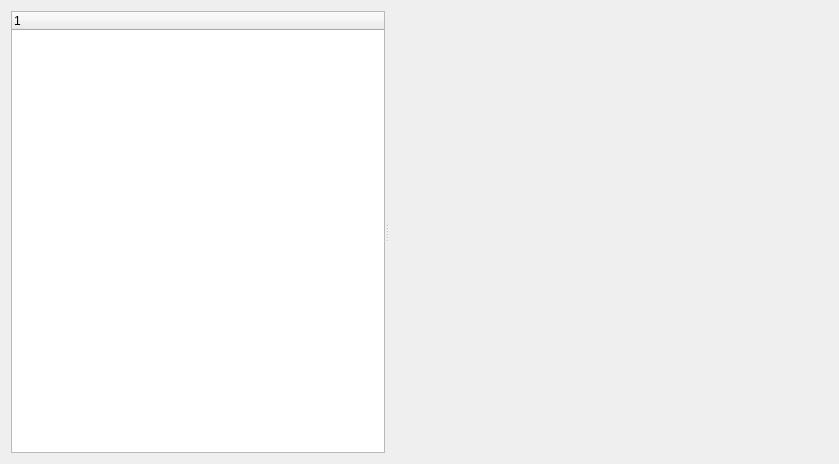
Before: the Qt Designer form ui/strategywidget.ui in asakul/nailab, drawn with Qt 5.
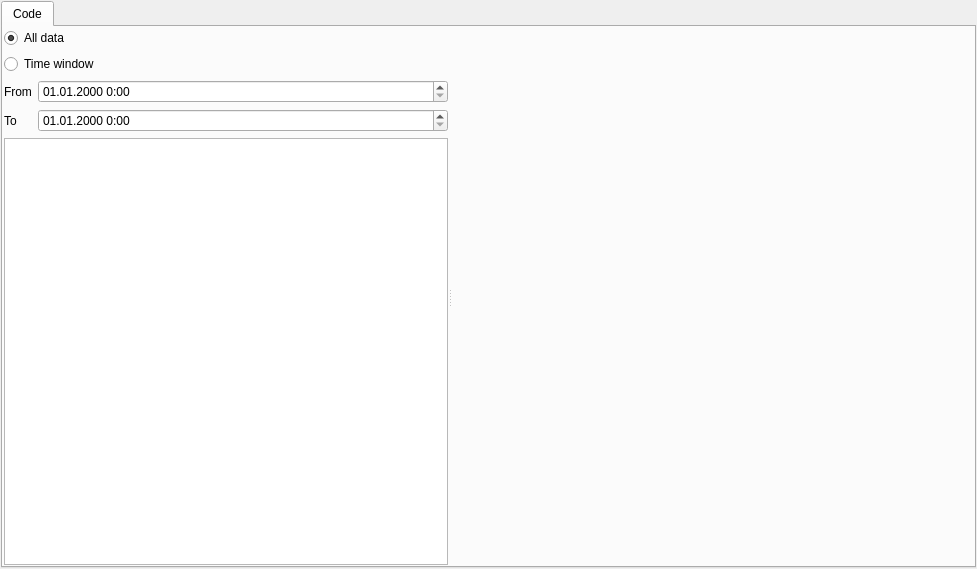
After: the same form once the commit is applied. Custom widgets are drawn as their Qt base class.

```diff
--- a/ui/strategywidget.ui
+++ b/ui/strategywidget.ui
@@ -6,38 +6,129 @@
    <rect>
     <x>0</x>
     <y>0</y>
-    <width>839</width>
-    <height>464</height>
+    <width>977</width>
+    <height>569</height>
    </rect>
   </property>
   <property name="windowTitle">
    <string>Form</string>
   </property>
+  <layout class="QGridLayout" name="gridLayout_3">
+   <property name="leftMargin">
+    <number>1</number>
+   </property>
+   <property name="topMargin">
+    <number>1</number>
+   </property>
+   <property name="rightMargin">
+    <number>1</number>
+   </property>
+   <property name="bottomMargin">
+    <number>1</number>
+   </property>
+   <item row="0" column="0">
+    <widget class="QTabWidget" name="tabs">
+     <property name="currentIndex">
+      <number>0</number>
+     </property>
+     <widget class="QWidget" name="tab">
+      <attribute name="title">
+       <string>Code</string>
+      </attribute>
   <layout class="QGridLayout" name="gridLayout">
+       <property name="leftMargin">
+        <number>1</number>
+       </property>
+       <property name="topMargin">
+        <number>1</number>
+       </property>
+       <property name="rightMargin">
+        <number>1</number>
+       </property>
+       <property name="bottomMargin">
+        <number>1</number>
+       </property>
    <item row="0" column="0">
     <widget class="QSplitter" name="splitter">
-     <property name="sizePolicy">
-      <sizepolicy hsizetype="Expanding" vsizetype="Preferred">
-       <horstretch>0</horstretch>
-       <verstretch>0</verstretch>
-      </sizepolicy>
-     </property>
      <property name="orientation">
       <enum>Qt::Horizontal</enum>
      </property>
-     <widget class="QTreeWidget" name="treeWidget">
+         <widget class="QWidget" name="gridLayoutWidget">
+          <layout class="QGridLayout" name="gridLayout_2">
+           <item row="3" column="1">
+            <widget class="QDateTimeEdit" name="dte_to">
+             <property name="displayFormat">
+              <string>dd.MM.yyyy H:mm</string>
+             </property>
+            </widget>
+           </item>
+           <item row="2" column="1">
+            <widget class="QDateTimeEdit" name="dte_from">
+             <property name="displayFormat">
+              <string>dd.MM.yyyy H:mm</string>
+             </property>
+            </widget>
+           </item>
+           <item row="3" column="0">
+            <widget class="QLabel" name="label_2">
+             <property name="text">
+              <string>To</string>
+             </property>
+            </widget>
+           </item>
+           <item row="0" column="0" colspan="2">
+            <widget class="QRadioButton" name="rb_allData">
+             <property name="text">
+              <string>All data</string>
+             </property>
+             <property name="checked">
+              <bool>true</bool>
+             </property>
+            </widget>
+           </item>
+           <item row="4" column="0" colspan="2">
+            <widget class="QTreeWidget" name="tw_feeds">
       <property name="sizePolicy">
-       <sizepolicy hsizetype="Maximum" vsizetype="Expanding">
+              <sizepolicy hsizetype="Expanding" vsizetype="Expanding">
         <horstretch>0</horstretch>
         <verstretch>0</verstretch>
        </sizepolicy>
       </property>
+             <property name="selectionMode">
+              <enum>QAbstractItemView::MultiSelection</enum>
+             </property>
+             <property name="headerHidden">
+              <bool>true</bool>
+             </property>
       <column>
        <property name="text">
         <string notr="true">1</string>
        </property>
       </column>
      </widget>
+           </item>
+           <item row="2" column="0">
+            <widget class="QLabel" name="label">
+             <property name="sizePolicy">
+              <sizepolicy hsizetype="Maximum" vsizetype="Preferred">
+               <horstretch>0</horstretch>
+               <verstretch>0</verstretch>
+              </sizepolicy>
+             </property>
+             <property name="text">
+              <string>From</string>
+             </property>
+            </widget>
+           </item>
+           <item row="1" column="0" colspan="2">
+            <widget class="QRadioButton" name="rb_timeWindow">
+             <property name="text">
+              <string>Time window</string>
+             </property>
+            </widget>
+           </item>
+          </layout>
+         </widget>
      <widget class="QsciScintilla" name="editor" native="true">
       <property name="sizePolicy">
        <sizepolicy hsizetype="Expanding" vsizetype="Preferred">
@@ -51,6 +142,10 @@
         <height>0</height>
        </size>
       </property>
+         </widget>
+        </widget>
+       </item>
+      </layout>
      </widget>
     </widget>
    </item>
```
Lines whose indentation alone changed are shown as unchanged.
